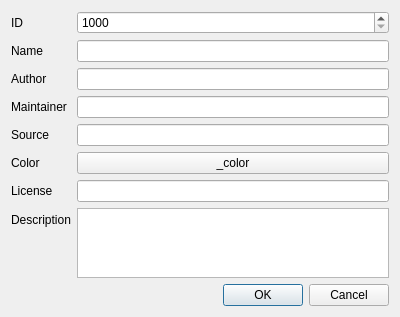
The window that kstars/dialogs/catalogeditform.ui (KDE/kstars) describes before a commit, drawn with Qt 5.
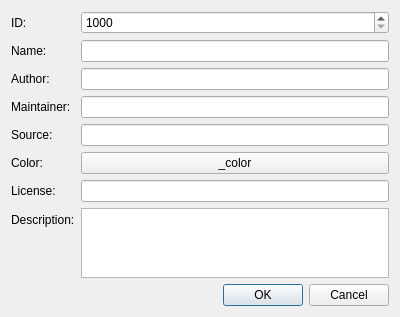
The same window after the commit.

```diff
--- a/kstars/dialogs/catalogeditform.ui
+++ b/kstars/dialogs/catalogeditform.ui
@@ -19,7 +19,7 @@
      <item row="0" column="0">
       <widget class="QLabel" name="label">
        <property name="text">
-        <string>ID</string>
+        <string>ID:</string>
        </property>
       </widget>
      </item>
@@ -36,28 +36,28 @@
      <item row="1" column="0">
       <widget class="QLabel" name="label_2">
        <property name="text">
-        <string>Name</string>
+        <string>Name:</string>
        </property>
       </widget>
      </item>
      <item row="2" column="0">
       <widget class="QLabel" name="label_4">
        <property name="text">
-        <string>Author</string>
+        <string>Author:</string>
        </property>
       </widget>
      </item>
      <item row="4" column="0">
       <widget class="QLabel" name="label_5">
        <property name="text">
-        <string>Source</string>
+        <string>Source:</string>
        </property>
       </widget>
      </item>
      <item row="7" column="0">
       <widget class="QLabel" name="label_6">
        <property name="text">
-        <string>Description</string>
+        <string>Description:</string>
        </property>
       </widget>
      </item>
@@ -76,7 +76,7 @@
      <item row="5" column="0">
       <widget class="QLabel" name="label_3">
        <property name="text">
-        <string>Color</string>
+        <string>Color:</string>
        </property>
       </widget>
      </item>
@@ -90,7 +90,7 @@
      <item row="3" column="0">
       <widget class="QLabel" name="label_7">
        <property name="text">
-        <string>Maintainer</string>
+        <string>Maintainer:</string>
        </property>
       </widget>
      </item>
@@ -100,7 +100,7 @@
      <item row="6" column="0">
       <widget class="QLabel" name="label_8">
        <property name="text">
-        <string>License</string>
+        <string>License:</string>
        </property>
       </widget>
      </item>
```
